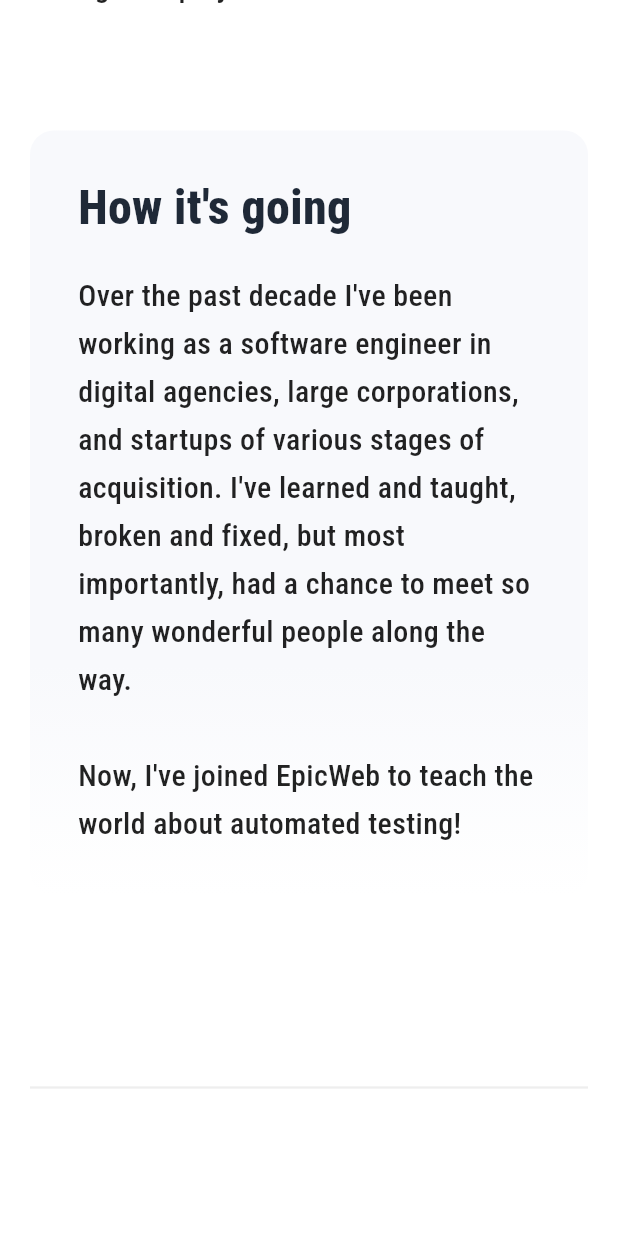
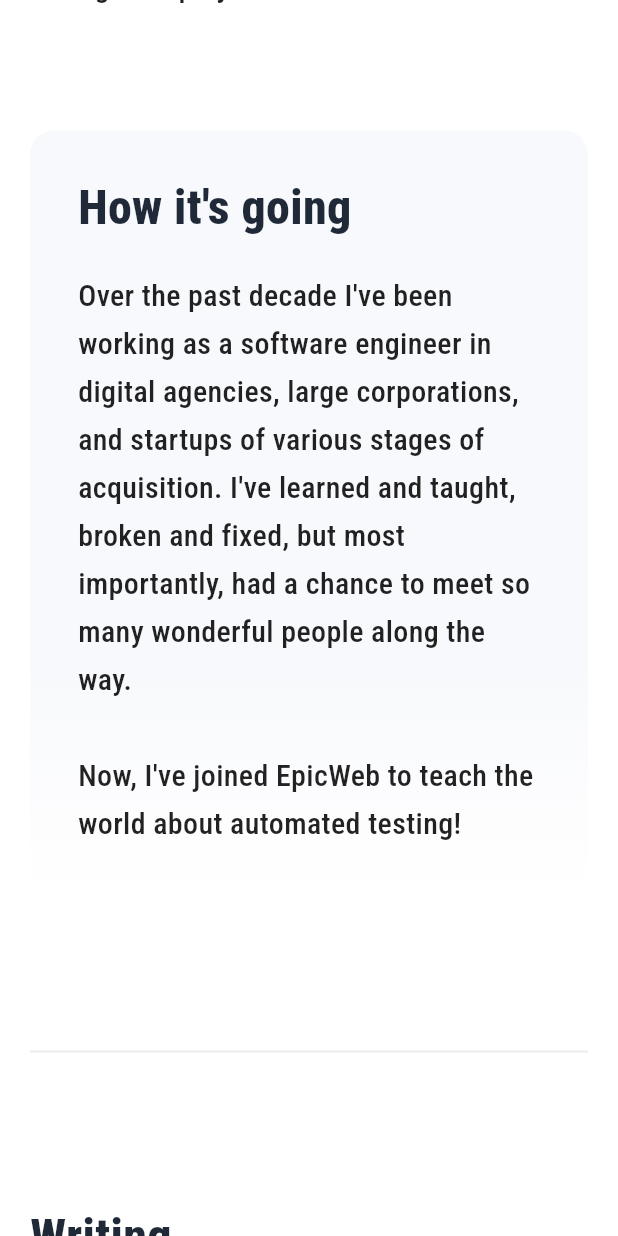
Before and after one commit to FlutterWiz/Flutter-Portfolio, a Flutter app: the screen it shows after launch, scrolled down 1152 dp, on a phone screen of 412 x 824 dp. Run offline on Flutter 3.47's test engine with Material 3 defaults, Android fonts, the phone set to English and light mode, and no system bars; our stand-ins replace font_awesome_flutter, google_fonts.

Commit message:
edit divider padding

```diff
--- a/lib/core/design_system/custom_divider.dart
+++ b/lib/core/design_system/custom_divider.dart
@@ -7,7 +7,7 @@ class CustomDivider extends StatelessWidget {
   @override
   Widget build(BuildContext context) {
     return const Padding(
-      padding: EdgeInsets.symmetric(vertical: 120),
+      padding: EdgeInsets.symmetric(vertical: 96),
       child: Divider(
         color: dividerColor,
         thickness: 1.5,
```
